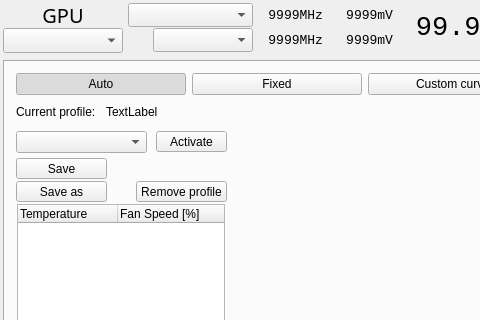
Above: radeon-profile/radeon_profile.ui from marazmista/radeon-profile before the change; both pictures show x 0 to 480 and y 0 to 320 of the 832 by 484 pixel window. Below: the same form after it.
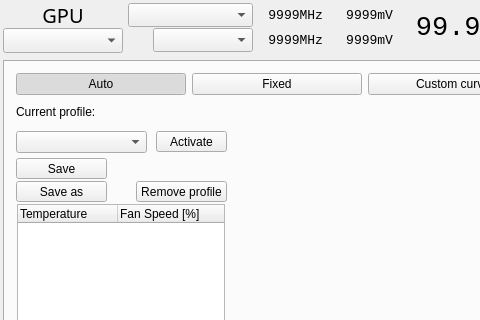
That is the form after the change. The open tabs and pages were chosen to show the change. Icons and pictures are not drawn. Custom widgets are drawn as their Qt base class.

Diff of the .ui file:
```diff
--- a/radeon-profile/radeon_profile.ui
+++ b/radeon-profile/radeon_profile.ui
@@ -1572,7 +1572,7 @@
                 </rect>
                </property>
                <property name="text">
-                <string>TextLabel</string>
+                <string/>
                </property>
               </widget>
               <widget class="QPushButton" name="btn_saveFanProfile">
```
Left out of the diff: 2 changed lines with no effect on the pictures.
